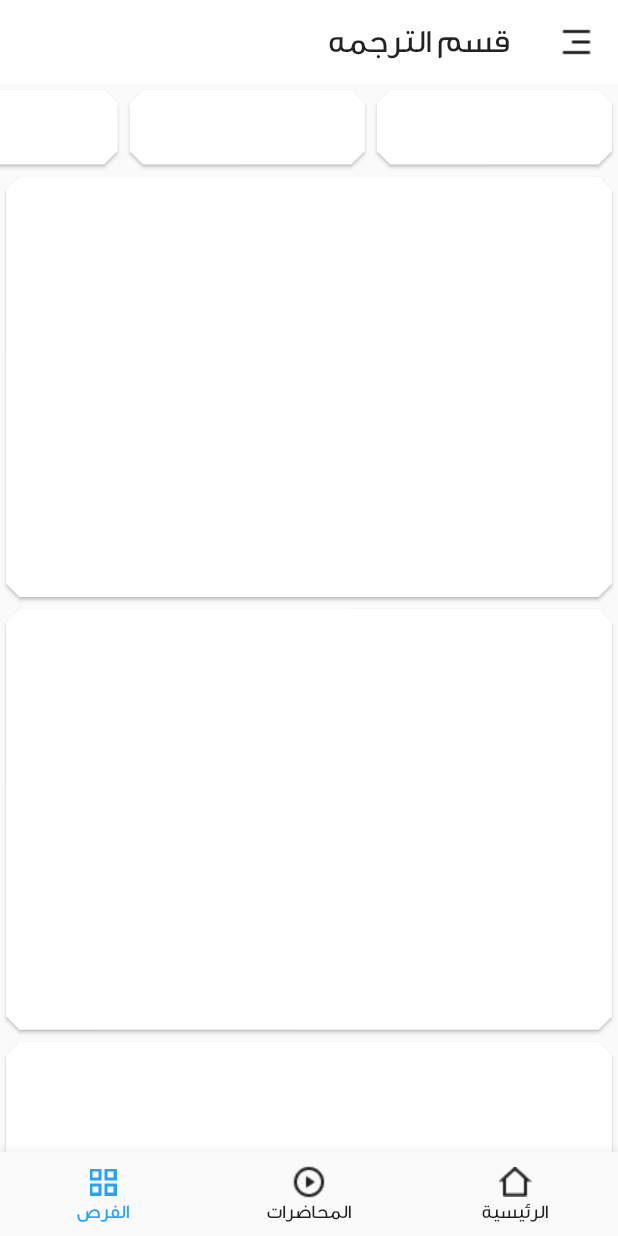
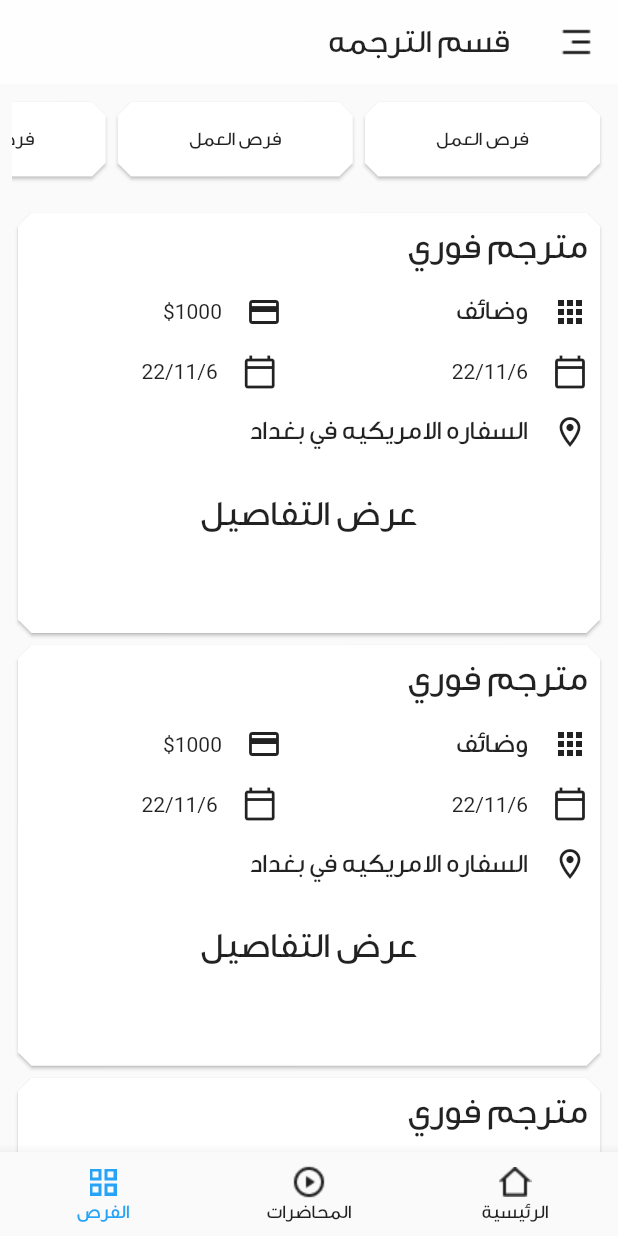
Before and after one commit to husseinkad/translation-dept.-app-, a Flutter app: the screen it shows after launch, item 3 of the bottom bar chosen, on a phone screen of 412 x 824 dp. Run offline on Flutter 3.47's test engine with Material 2 defaults, Android fonts, the phone set to English and light mode, and no system bars; missing offline and left inert: flutter_share.

Commit message:
Updating Page

```diff
--- a/lib/opportunities.dart
+++ b/lib/opportunities.dart
@@ -1,4 +1,5 @@
 import 'package:flutter/material.dart';
+import 'package:translation_dept/utiles/styles.dart';
 
 class Opportunities extends StatefulWidget {
   const Opportunities({Key? key}) : super(key: key);
@@ -13,7 +14,9 @@ class _OpportunitiesState extends State<Opportunities> {
     return SingleChildScrollView(
       child: Column(
         children: [
-      SizedBox(
+      Padding(
+        padding: const EdgeInsets.all(8.0),
+        child: SizedBox(
         height: MediaQuery.of(context).size.height * 0.07,
         child: ListView.builder(
             scrollDirection: Axis.horizontal,
@@ -25,11 +28,15 @@ class _OpportunitiesState extends State<Opportunities> {
                   width: MediaQuery.of(context).size.width * 0.4,
                   child: Card(
                     shape: BeveledRectangleBorder(borderRadius: BorderRadius.circular(9)),
+                    child: const Center(child: Text('فرص العمل', style: textStyleSmall,),),
                   ));
             }
         ),
     ),
-          ListView.builder(
+      ),
+          Padding(
+            padding: const EdgeInsets.all(8.0),
+            child: ListView.builder(
                 scrollDirection: Axis.vertical,
                 physics: const NeverScrollableScrollPhysics(),
                 shrinkWrap: true,
@@ -40,8 +47,81 @@ class _OpportunitiesState extends State<Opportunities> {
                    //   width: MediaQuery.of(context).size.width * 0.1,
                       child: Card(
                         shape: BeveledRectangleBorder(borderRadius: BorderRadius.circular(9)),
+                        child: Column(
+                          crossAxisAlignment: CrossAxisAlignment.start,
+                          children: [
+                            const Padding(
+                              padding: EdgeInsets.all(8.0),
+                              child: Text('مترجم فوري', style: textStyleBig,),
+                            ),
+                            Row(
+                              children: const [
+                                Padding(
+                                  padding: EdgeInsets.all(8.0),
+                                  child: Icon(Icons.apps),
+                                ),
+                                Padding(
+                                  padding: EdgeInsets.all(8.0),
+                                  child: Text('وضائف', style: textStyleNormal,),
+                                ),
+                                SizedBox(width: 100,),
+                                Padding(
+                                  padding: EdgeInsets.all(8.0),
+                                  child: Icon(Icons.credit_card),
+                                ),
+                                Padding(
+                                  padding: EdgeInsets.all(8.0),
+                                  child: Text('\$1000',),
+                                ),
+                              ],
+                            ),
+
+                            Row(
+                              children: const [
+                                Padding(
+                                  padding: EdgeInsets.all(8.0),
+                                  child: Icon(Icons.calendar_today_outlined),
+                                ),
+                                Padding(
+                                  padding: EdgeInsets.all(8.0),
+                                  child: Text('22/11/6',),
+                                ),
+                                SizedBox(width: 100,),
+                                Padding(
+                                  padding: EdgeInsets.all(8.0),
+                                  child: Icon(Icons.calendar_today_outlined),
+                                ),
+                                Padding(
+                                  padding: EdgeInsets.all(8.0),
+                                  child: Text('22/11/6',),
+                                ),
+                              ],
+                            ),
+                            Row(
+                              children: const [
+                                Padding(
+                                  padding: EdgeInsets.all(8.0),
+                                  child: Icon(Icons.location_on_outlined),
+                                ),
+                                Padding(
+                                  padding: EdgeInsets.all(8.0),
+                                  child: Text('السفاره الامريكيه في بغداد', style: textStyleNormal,),
+                                ),
+                              ],
+                            ),
+
+                            const Center(
+                              child: Padding(
+                                padding: EdgeInsets.all(20.0),
+                                child: Text('عرض التفاصيل', style: textStyleBig,),
+                              ),
+                            ),
+
+                          ],
+                        ),
                       ));
                 }
+            ),
           ),
         ],
       ),
```
Lines whose indentation alone changed are shown as unchanged.
